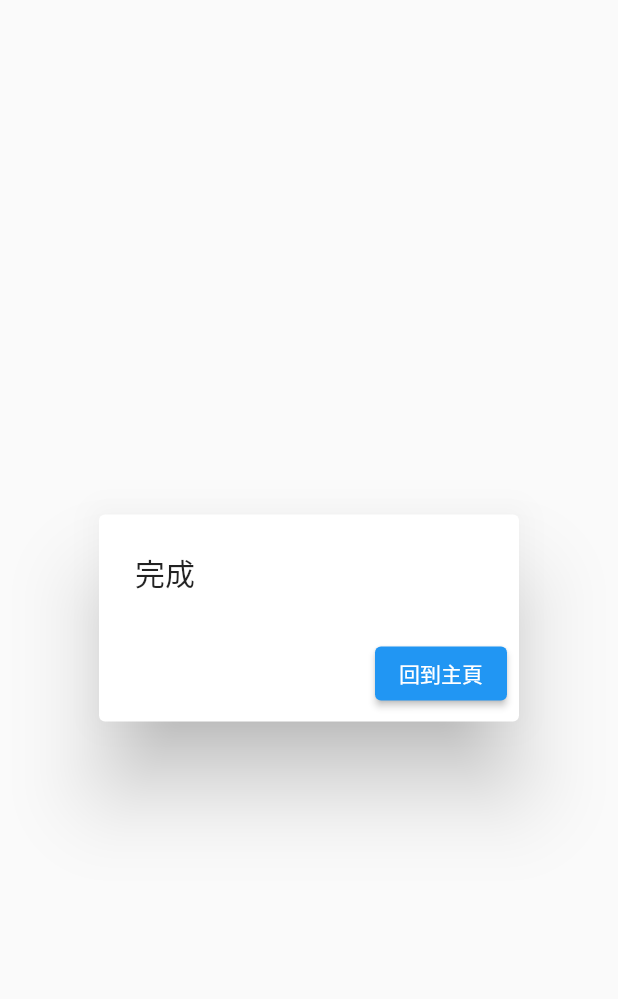
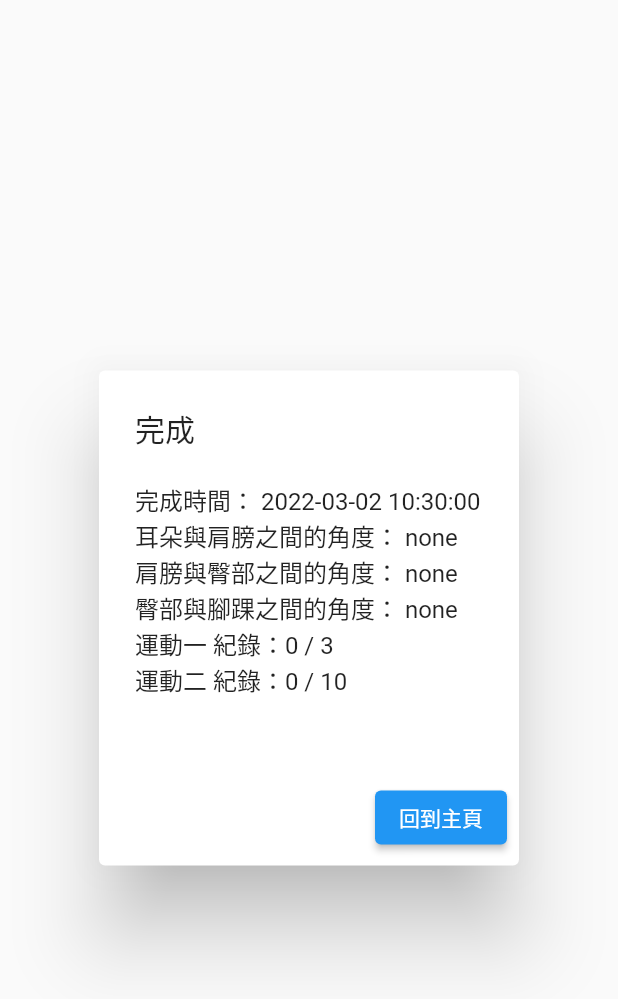
Before and after one commit to felix-blueinno/skss_kyphosis_flutter_2021-22, a Flutter app: the Complete screen opened by its route, on a phone screen of 412 x 824 dp. Shown: the top 999 px of the screen. Run offline on Flutter 3.47's test engine with Material 2 defaults, Android fonts, the phone set to English and light mode, and no system bars; our stand-ins replace animated_text_kit, camera, flutter_spinkit, font_awesome_flutter, hive, hive_flutter and 2 more; missing offline and left inert: flutter_animated_dialog, google_ml_kit; accounts and stored records are empty.

Commit message:
able to store & view exercise history

```diff
--- a/lib/constant/hive_keys.dart
+++ b/lib/constant/hive_keys.dart
@@ -1,3 +1,4 @@
 class MyHive {
   static const String userStatus = "user_status";
+  static const String exerciseRecord = "exercise_record";
 }
--- a/lib/constant/routes.dart
+++ b/lib/constant/routes.dart
@@ -6,4 +6,5 @@ class Routes {
   static const String questionaire = "/questionaire";
   static const String userProfile = "/user_profile";
   static const String complete = "/complete";
+  static const String exerciseHistory = "/exerciss_history";
 }
--- a/lib/main.dart
+++ b/lib/main.dart
@@ -2,8 +2,10 @@ import 'dart:async';
 import 'package:camera/camera.dart';
 import 'package:flutter/material.dart';
 import 'package:flutter/services.dart';
+import 'package:flutter_application_1/model/exercise_record.dart';
 import 'package:flutter_application_1/screens/complete.dart';
 import 'package:flutter_application_1/screens/exercise.dart';
+import 'package:flutter_application_1/screens/exercise_history.dart';
 import 'package:flutter_application_1/screens/exercise_instructions.dart';
 import 'package:flutter_application_1/singletons/cameras.dart';
 import 'package:flutter_application_1/screens/questionaire.dart';
@@ -24,7 +26,9 @@ main() async {
   // Init local database:
   await Hive.initFlutter();
   Hive.registerAdapter(UserStatusAdapter());
+  Hive.registerAdapter(ExerciseRecordAdapter());
   await Hive.openBox(MyHive.userStatus);
+  await Hive.openBox(MyHive.exerciseRecord);
 
   // Find all available cameras:
   Cameras.instance.cams = await availableCameras();
@@ -39,6 +43,7 @@ main() async {
       Routes.exercise: (context) => const Exercise(),
       Routes.exerciseInstruction: (context) => const ExerciseInstruction(),
       Routes.complete: (context) => const Complete(),
+      Routes.exerciseHistory: (context) => const ExerciseHistory(),
     },
     home: const SplashScreen(),
   ));
--- /dev/null
+++ b/lib/model/exercise_record.dart
@@ -0,0 +1,31 @@
+import 'package:hive/hive.dart';
+
+part 'exercise_record.g.dart';
+
+@HiveType(typeId: 1)
+class ExerciseRecord extends HiveObject {
+  @HiveField(0)
+  late bool postureCorrect;
+
+  @HiveField(1)
+  late String earShoulderAngle;
+
+  @HiveField(2)
+  late String shoulderHipAngle;
+
+  @HiveField(3)
+  late String hipAnkleAngle;
+
+  @HiveField(4)
+  int exercise1Rounds = 0;
+
+  @HiveField(5)
+  int exercise2Rounds = 0;
+
+  // Stopped usage:
+//   @HiveField(6)
+//   late DateTime date;
+
+  @HiveField(7)
+  String? formatedDate;
+}
--- a/lib/screens/complete.dart
+++ b/lib/screens/complete.dart
@@ -1,22 +1,77 @@
 import 'package:flutter/material.dart';
 import 'package:flutter_application_1/constant/routes.dart';
+import 'package:flutter_application_1/model/exercise_record.dart';
+import 'package:flutter_application_1/singletons/exercise_supervisor.dart';
+import 'package:flutter_application_1/singletons/record.dart';
+import 'package:hive/hive.dart';
+import 'package:intl/intl.dart';
+
+import '../constant/hive_keys.dart';
 
 class Complete extends StatelessWidget {
   const Complete({Key? key}) : super(key: key);
 
   @override
   Widget build(BuildContext context) {
+    final instance = Record.instance;
+
+    final box = Hive.box(MyHive.exerciseRecord);
+    ExerciseRecord exerciseRecord = ExerciseRecord();
+
+    exerciseRecord.postureCorrect = instance.postureCorrect;
+    exerciseRecord.earShoulderAngle = instance.earShoulder;
+    exerciseRecord.shoulderHipAngle = instance.shoulderHip;
+    exerciseRecord.hipAnkleAngle = instance.hipAnkle;
+    exerciseRecord.exercise1Rounds = instance.exercise1Rounds;
+    exerciseRecord.exercise2Rounds = instance.exercise2Count;
+
+    DateFormat dateFormat = DateFormat("yyyy-MM-dd HH:mm:ss");
+    exerciseRecord.formatedDate = dateFormat.format(DateTime.now());
+
+    Future future = box.add(exerciseRecord);
+
+    String content = '''
+完成時間： ${exerciseRecord.formatedDate}
+耳朵與肩膀之間的角度： ${instance.earShoulder}
+肩膀與臀部之間的角度： ${instance.shoulderHip}
+臀部與腳踝之間的角度： ${instance.hipAnkle}
+運動一紀錄：${instance.exercise1Rounds} / ${ExerciseSupervisor.instance.exercise1MaxRounds}
+運動二紀錄：${instance.exercise2Count} / ${ExerciseSupervisor.instance.exercise2MaxCount}
+''';
+
     return Scaffold(
-      body: AlertDialog(
+      body: FutureBuilder(
+        future: future,
+        builder: (context, snapshot) {
+          if (snapshot.hasData) {
+            String content = '''
+完成時間： ${exerciseRecord.formatedDate}
+耳朵與肩膀之間的角度： ${instance.earShoulder}
+肩膀與臀部之間的角度： ${instance.shoulderHip}
+臀部與腳踝之間的角度： ${instance.hipAnkle}
+運動一 紀錄：${instance.exercise1Rounds} / ${ExerciseSupervisor.instance.exercise1MaxRounds}
+運動二 紀錄：${instance.exercise2Count} / ${ExerciseSupervisor.instance.exercise2MaxCount}
+''';
+
+            instance.reset();
+            return AlertDialog(
               title: const Text("完成"),
+              content: Text(content),
               actions: [
                 ElevatedButton(
-              onPressed: () => Navigator.popUntil(
+                    onPressed: () {
+                      Navigator.popUntil(
                         context,
                         ModalRoute.withName(Routes.dashboard),
-                  ),
+                      );
+                    },
                     child: const Text('回到主頁'))
               ],
+            );
+          } else {
+            return const CircularProgressIndicator();
+          }
+        },
       ),
     );
   }
--- a/lib/screens/exercise.dart
+++ b/lib/screens/exercise.dart
@@ -6,7 +6,9 @@ import 'package:flutter_application_1/constant/routes.dart';
 import 'package:flutter_spinkit/flutter_spinkit.dart';
 import 'package:google_ml_kit/google_ml_kit.dart';
 import '../constant/stages.dart';
+import '../helper/logger.dart';
 import '../singletons/cameras.dart';
+import '../singletons/record.dart';
 import 'stage_painter.dart';
 
 class Exercise extends StatefulWidget {
@@ -31,6 +33,8 @@ class _ExerciseState extends State<Exercise> {
     super.initState();
     SystemChrome.setPreferredOrientations([DeviceOrientation.portraitUp]);
     initCamera(cameraIndex);
+
+    Logger.log(Record.instance.hipAnkle);
   }
 
   @override
--- a/lib/screens/stage_painter.dart
+++ b/lib/screens/stage_painter.dart
@@ -3,6 +3,7 @@ import 'package:camera/camera.dart';
 import 'package:flutter/material.dart';
 import 'package:flutter_application_1/singletons/pose_marks.dart';
 import 'package:flutter_application_1/singletons/exercise_supervisor.dart';
+import 'package:flutter_application_1/singletons/record.dart';
 import 'package:google_ml_kit/google_ml_kit.dart';
 import '../constant/stages.dart';
 import '../helper/logger.dart';
@@ -289,6 +290,8 @@ class PosePainter extends CustomPainter {
       supervisor.reset();
       supervisor.exercise1Round += 1;
 
+      Record.instance.exercise1Rounds = supervisor.exercise1Round;
+
       if (supervisor.exercise1Round == exercise1MaxCount) {
         Stages.currentStage = Stages.exercise1Completed;
         Logger.log('currentStage: ${Stages.currentStage}');
@@ -319,6 +322,8 @@ class PosePainter extends CustomPainter {
     if (elbowAngle > 90 && !supervisor.counted) {
       supervisor.exercise2Count += 1;
       supervisor.counted = true;
+
+      Record.instance.exercise2Count = supervisor.exercise2Count;
     } else if (elbowAngle < 80 && supervisor.counted) {
       supervisor.counted = false;
     }
--- /dev/null
+++ b/lib/singletons/record.dart
@@ -0,0 +1,40 @@
+class Record {
+  Record._privateConstructor();
+  static final Record _instance = Record._privateConstructor();
+
+  bool _postureCorrect = false;
+  String _earShoulderAngle = 'none';
+  String _shoulderHipAngle = 'none';
+  String _hipAnkleAngle = 'none';
+  int _exercise1Rounds = 0;
+  int _exercise2Rounds = 0;
+
+  static Record get instance => _instance;
+
+  void reset() {
+    _postureCorrect = false;
+    _earShoulderAngle = '無';
+    _shoulderHipAngle = '無';
+    _hipAnkleAngle = '無';
+    _exercise1Rounds = 0;
+    _exercise2Rounds = 0;
+  }
+
+  get postureCorrect => _postureCorrect;
+  set postureCorrect(correct) => _postureCorrect = correct;
+
+  get earShoulder => _earShoulderAngle;
+  set earShoulder(angle) => _earShoulderAngle = angle + '°';
+
+  get shoulderHip => _shoulderHipAngle;
+  set shoulderHip(angle) => _shoulderHipAngle = angle + '°';
+
+  get hipAnkle => _hipAnkleAngle;
+  set hipAnkle(angle) => _hipAnkleAngle = angle + '°';
+
+  get exercise1Rounds => _exercise1Rounds;
+  set exercise1Rounds(rounds) => _exercise1Rounds = rounds;
+
+  get exercise2Count => _exercise2Rounds;
+  set exercise2Count(rounds) => _exercise2Rounds = rounds;
+}
--- a/pubspec.yaml
+++ b/pubspec.yaml
@@ -43,6 +43,7 @@ dependencies:
   flutter_spinkit: ^5.1.0
   visibility_detector: ^0.2.2
   image_picker: ^0.8.4+9
+  intl: ^0.17.0
 
 
 dev_dependencies:
```
Also changed, not shown: lib/screens/dashboard.dart (+11 -1 lines), lib/screens/exercise_history.dart (added, +56 -0 lines), lib/screens/posture_detect.dart (+12 -9 lines), lib/model/exercise_record.g.dart (added), pubspec.lock. Lines whose indentation alone changed are shown as unchanged.
